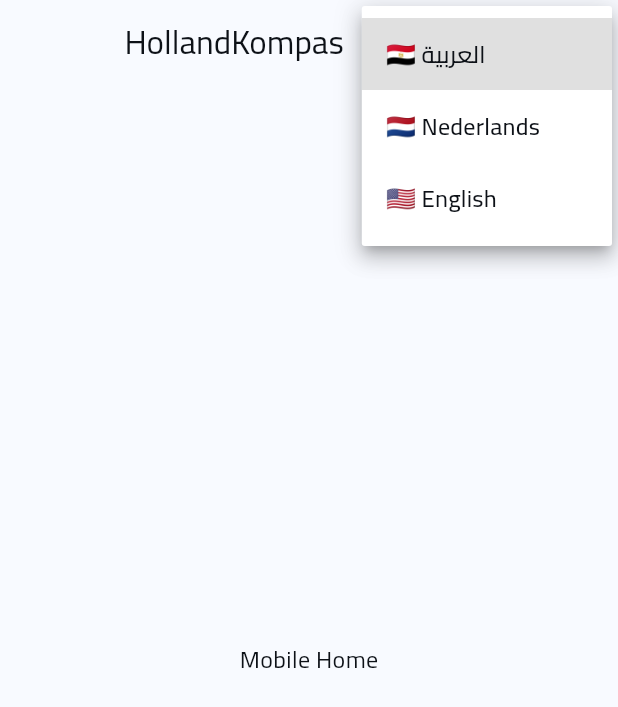
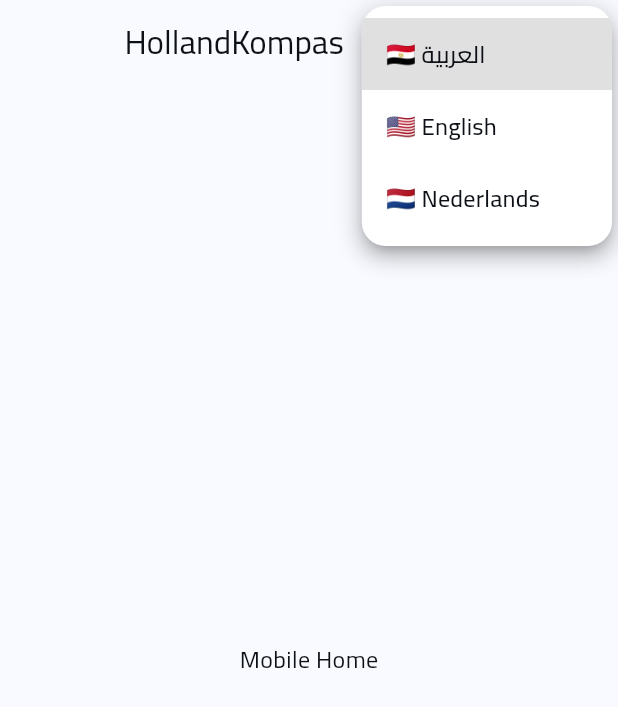
Before and after one commit to shroida/hollandkompas, a Flutter app: the HomeScreen screen opened by its route, after a tap on "🇪🇬 العربية", on a phone screen of 412 x 824 dp. Shown: the top 707 px of the screen. Run offline on Flutter 3.47's test engine with Material 3 defaults, Android fonts, the phone set to English and light mode, and no system bars; our stand-ins replace flutter_riverpod, go_router, hive_flutter, riverpod_annotation, supabase_flutter; accounts and stored records are empty; generated files the repository leaves out were written again; network calls fail.

Commit message:
enhance select language

```diff
--- a/lib/shared/widgets/language_selector.dart
+++ b/lib/shared/widgets/language_selector.dart
@@ -1,38 +1,50 @@
 import 'package:flutter/material.dart';
+import 'package:flutter_riverpod/flutter_riverpod.dart';
+import 'package:hollandkompas/core/localization/app_locale.dart';
 
-class LanguageSelector extends StatelessWidget {
+
+class LanguageSelector extends ConsumerWidget {
   const LanguageSelector({super.key});
 
   @override
-  Widget build(BuildContext context) {
+  Widget build(BuildContext context, WidgetRef ref) {
+    final locale =
+        ref.watch(appLocaleProvider);
+
     return Container(
-      padding: const EdgeInsets.symmetric(
-        horizontal: 12,
-      ),
+      padding: const EdgeInsets.symmetric(horizontal: 12),
       decoration: BoxDecoration(
-        borderRadius:
-            BorderRadius.circular(16),
-        color:
-            Theme.of(context).colorScheme.surface,
+        color: Theme.of(context)
+            .colorScheme
+            .surfaceContainerHighest,
+        borderRadius: BorderRadius.circular(16),
       ),
       child: DropdownButtonHideUnderline(
         child: DropdownButton<String>(
-          value: 'ar',
+          value: locale.languageCode,
+          borderRadius: BorderRadius.circular(16),
+          icon: const Icon(Icons.keyboard_arrow_down),
+          onChanged: (value) {
+            if (value != null) {
+              ref
+                  .read(appLocaleProvider.notifier)
+                  .changeLanguage(value);
+            }
+          },
           items: const [
             DropdownMenuItem(
               value: 'ar',
               child: Text('🇪🇬 العربية'),
             ),
             DropdownMenuItem(
+              value: 'en',
+              child: Text('🇺🇸 English'),
+            ),
+            DropdownMenuItem(
               value: 'nl',
               child: Text('🇳🇱 Nederlands'),
             ),
-            DropdownMenuItem(
-              value: 'en',
-              child: Text('🇺🇸 English'),
-            ),
           ],
-          onChanged: (_) {},
         ),
       ),
     );
```
